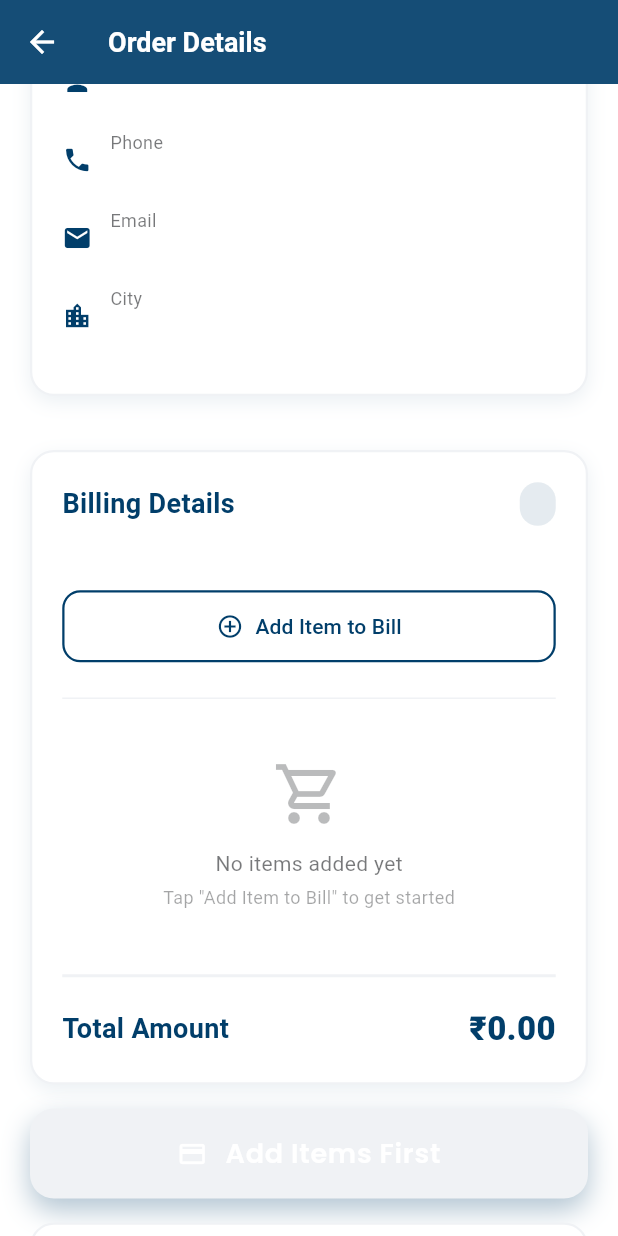
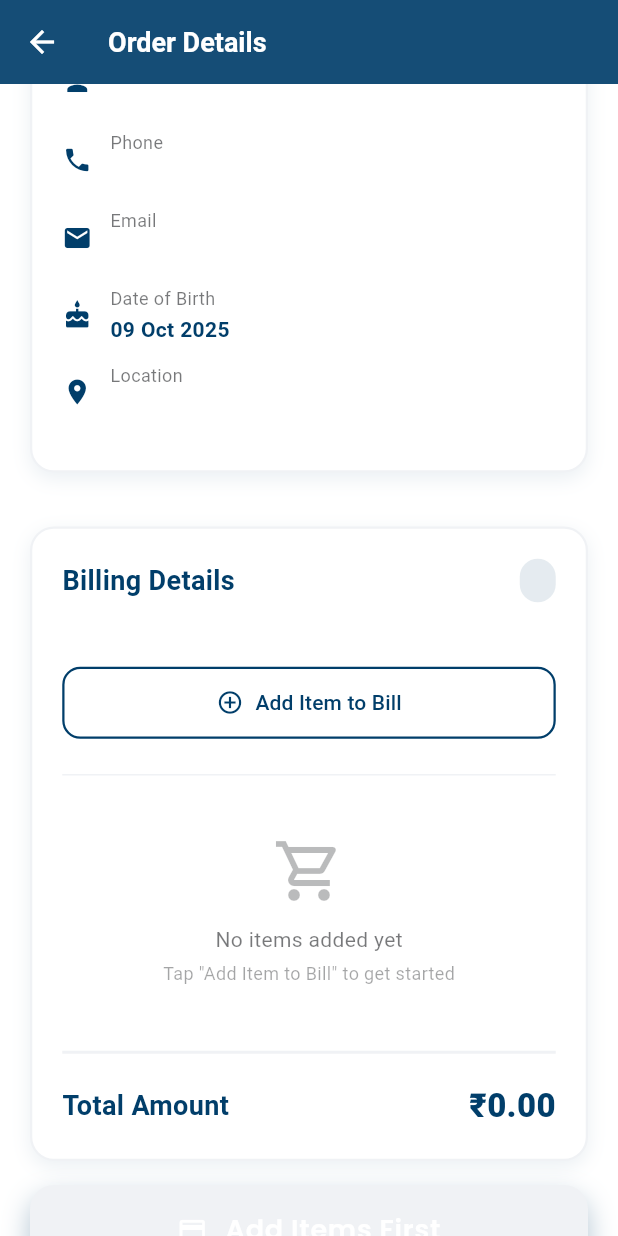
Before and after one commit to Shereena2000/fresh-fold-vendor, a Flutter app: the OrderDetailScreen screen opened directly with empty values, scrolled down 576 dp, on a phone screen of 412 x 824 dp. Run offline on Flutter 3.47's test engine with Material 3 defaults, Android fonts, the phone set to English and light mode, and no system bars; our stand-ins replace buttons_tabbar, cloud_firestore, firebase_auth, firebase_core, google_fonts; accounts and stored records are empty.

Commit message:
shopkeeper application completed

```diff
--- a/lib/Features/auth/view/sigin.dart
+++ b/lib/Features/auth/view/sigin.dart
@@ -177,7 +177,7 @@ class LoginScreen extends StatelessWidget {
       context: context,
       builder: (context) {
         return AlertDialog(
-          backgroundColor: PColors.darkGray,
+          backgroundColor: PColors.secondoryColor,
           shape: RoundedRectangleBorder(
             borderRadius: BorderRadius.circular(12),
           ),
@@ -194,7 +194,7 @@ class LoginScreen extends StatelessWidget {
                 controller: emailController,
                 hintText: "Email Address",
                 keyboardType: TextInputType.emailAddress,
-                filColor: PColors.darkGray,
+                filColor: PColors.white,
               ),
             ],
           ),
--- a/lib/Features/order_detial/view/ui.dart
+++ b/lib/Features/order_detial/view/ui.dart
@@ -343,7 +343,7 @@ class _OrderDetailScreenState extends State<OrderDetailScreen> {
                                 SizedBox(height: 16),
                                 _buildDetailRow(
                                   'Name',
-                                  customer!.fullName ?? 'N/A',
+                                  customer!.fullName ?? 'Not Applicable',
                                   Icons.person,
                                 ),
                                 _buildDetailRow(
@@ -351,15 +351,39 @@ class _OrderDetailScreenState extends State<OrderDetailScreen> {
                                   customer!.phoneNumber,
                                   Icons.phone,
                                 ),
+                                if (customer!.alternativePhone != null && customer!.alternativePhone!.isNotEmpty)
+                                  _buildDetailRow(
+                                    'Alternative Phone',
+                                    customer!.alternativePhone!,
+                                    Icons.phone_android,
+                                  ),
                                 _buildDetailRow(
                                   'Email',
-                                  customer!.email ?? 'N/A',
+                                  customer!.email ?? 'Not Applicable',
                                   Icons.email,
                                 ),
+                                if (customer!.gender != null && customer!.gender!.isNotEmpty)
+                                  _buildDetailRow(
+                                    'Gender',
+                                    _formatGender(customer!.gender!),
+                                    Icons.person_outline,
+                                  ),
+                                if (customer!.dateOfBirth != null)
+                                  _buildDetailRow(
+                                    'Date of Birth',
+                                    DateFormat('dd MMM yyyy').format(customer!.dateOfBirth!),
+                                    Icons.cake,
+                                  ),
+                                if (customer!.profession != null && customer!.profession!.isNotEmpty)
+                                  _buildDetailRow(
+                                    'Profession',
+                                    customer!.profession!,
+                                    Icons.work,
+                                  ),
                                 _buildDetailRow(
-                                  'City',
-                                  customer!.city ?? 'N/A',
-                                  Icons.location_city,
+                                  'Location',
+                                  customer!.location ?? 'Not Applicable',
+                                  Icons.location_on,
                                 ),
                               ],
                             ),
@@ -806,6 +830,19 @@ class _OrderDetailScreenState extends State<OrderDetailScreen> {
         return 'Steam Press Only';
       default:
         return type;
+    }
+  }
+
+  String _formatGender(String gender) {
+    switch (gender.toLowerCase()) {
+      case 'male':
+        return 'Male';
+      case 'female':
+        return 'Female';
+      case 'other':
+        return 'Other';
+      default:
+        return gender;
     }
   }
 
```
Also changed, not shown: lib/Features/PriceList/view/ui.dart (+136 -60 lines).
